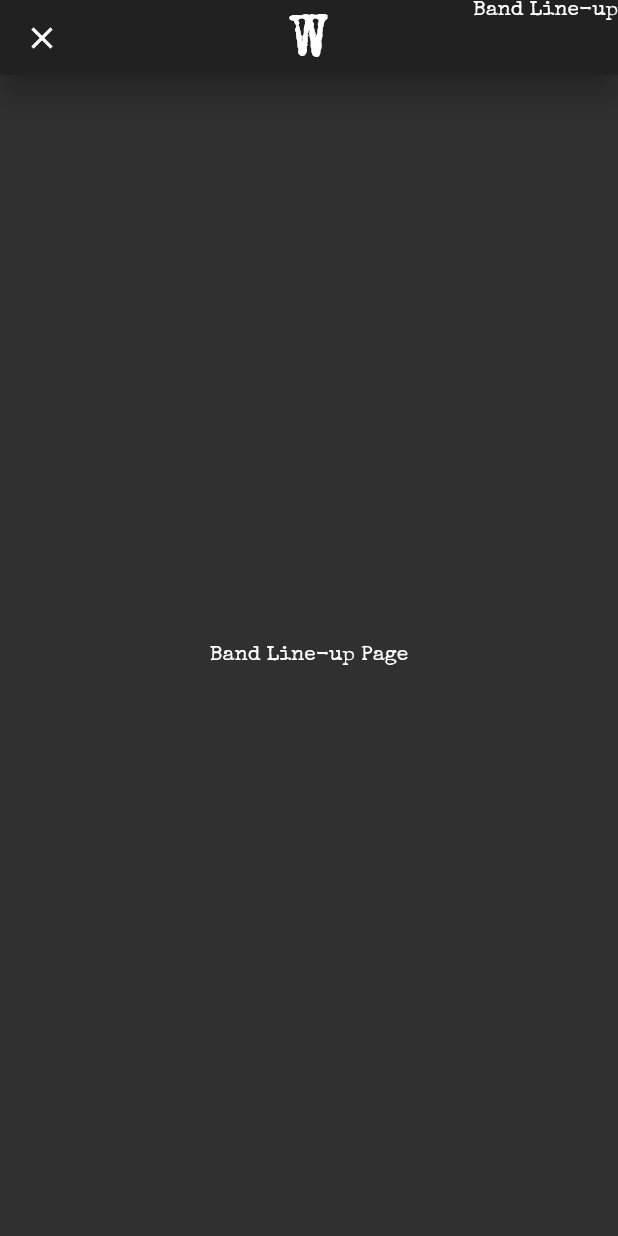
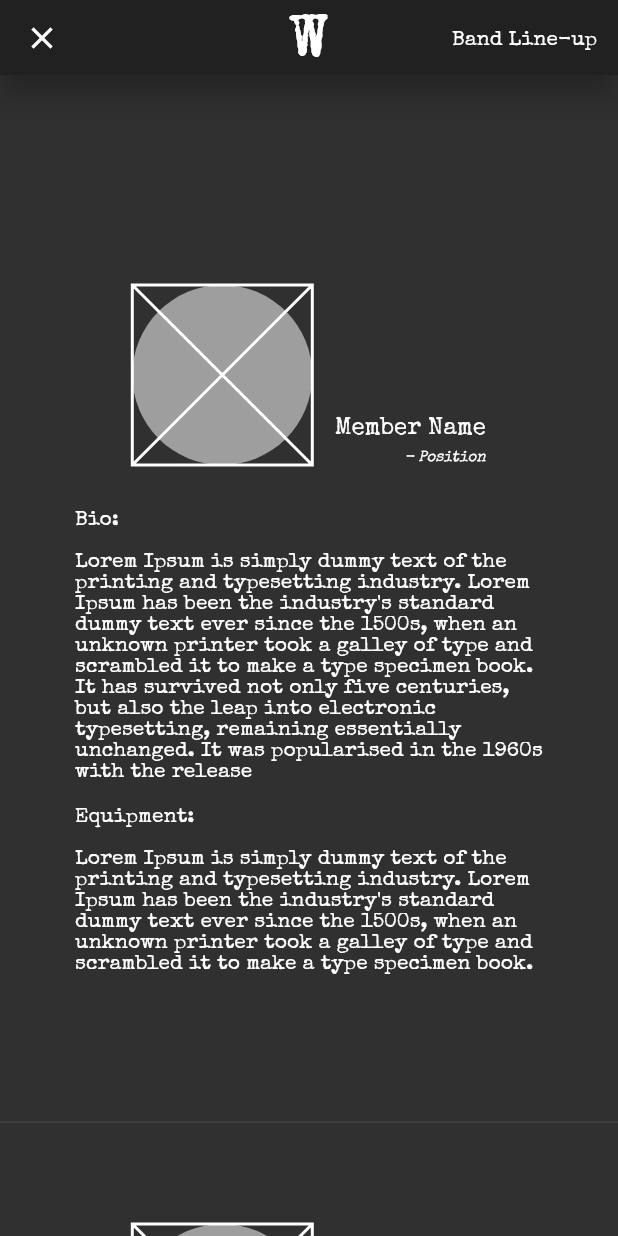
Before and after one commit to fatherof2sons/wood_band, a Flutter app: the screen it shows after launch, in the side drawer, after a tap on "Band Line-up", on a phone screen of 412 x 824 dp. Run offline on Flutter 3.47's test engine with Material 2 defaults, Android fonts, the phone set to English and light mode, and no system bars.

Commit message:
designed the lineup page

```diff
--- a/lib/src/pages/band_lineup.dart
+++ b/lib/src/pages/band_lineup.dart
@@ -9,12 +9,93 @@ class BandLineup extends StatelessWidget {
   Widget build(BuildContext context) {
     return Scaffold(
       appBar: CustomAppbar(pageTitle: id),
-      body: Center(
-        child: Text(
-          'Band Line-up Page',
-          style: TextStyler.white(),
+      body: SingleChildScrollView(
+        child: Container(
+          child: Column(
+            children: [
+              SizedBox(height: 80.0),
+              _buildMembersColumn(),
+              Divider(),
+              _buildMembersColumn(),
+              Divider(),
+              _buildMembersColumn(),
+              Divider(),
+              _buildMembersColumn(),
+              Divider(),
+              _buildMembersColumn(),
+              Divider(),
+              _buildMembersColumn(),
+            ],
+          ),
         ),
       ),
     );
   }
+
+  Widget _buildMembersColumn() {
+    return Padding(
+      padding: const EdgeInsets.symmetric(vertical: 60.0, horizontal: 30.0),
+      child: Column(
+        mainAxisSize: MainAxisSize.min,
+        children: [
+          Row(
+            mainAxisAlignment: MainAxisAlignment.center,
+            crossAxisAlignment: CrossAxisAlignment.end,
+            children: [
+              CircleAvatar(
+                backgroundColor: Colors.grey,
+                radius: 60.0,
+                child: Placeholder(
+                  color: Colors.white,
+                ),
+              ),
+              SizedBox(width: 15.0),
+              Column(
+                crossAxisAlignment: CrossAxisAlignment.end,
+                children: [
+                  Text(
+                    'Member Name',
+                    style: TextStyler.white().copyWith(fontSize: 16.0),
+                  ),
+                  SizedBox(height: 6.0),
+                  Text(
+                    '- Position',
+                    textAlign: TextAlign.left,
+                    style: TextStyler.white()
+                        .copyWith(fontSize: 10.0, fontStyle: FontStyle.italic),
+                  ),
+                ],
+              ),
+            ],
+          ),
+          Padding(
+            padding:
+                const EdgeInsets.symmetric(horizontal: 20.0, vertical: 30.0),
+            child: Column(
+              crossAxisAlignment: CrossAxisAlignment.start,
+              children: [
+                Text(
+                  'Bio:\n',
+                  style: TextStyler.white(),
+                ),
+                Text(
+                  "Lorem Ipsum is simply dummy text of the printing and typesetting industry. Lorem Ipsum has been the industry's standard dummy text ever since the 1500s, when an unknown printer took a galley of type and scrambled it to make a type specimen book. It has survived not only five centuries, but also the leap into electronic typesetting, remaining essentially unchanged. It was popularised in the 1960s with the release",
+                  style: TextStyler.white(),
+                ),
+                SizedBox(height: 16.0),
+                Text(
+                  'Equipment:\n',
+                  style: TextStyler.white(),
+                ),
+                Text(
+                  "Lorem Ipsum is simply dummy text of the printing and typesetting industry. Lorem Ipsum has been the industry's standard dummy text ever since the 1500s, when an unknown printer took a galley of type and scrambled it to make a type specimen book.",
+                  style: TextStyler.white(),
+                ),
+              ],
+            ),
+          ),
+        ],
+      ),
+    );
+  }
 }
--- a/lib/src/pages/home.dart
+++ b/lib/src/pages/home.dart
@@ -12,6 +12,9 @@ class Home extends StatelessWidget {
           builder: (context) => pageTo, fullscreenDialog: true));
   @override
   Widget build(BuildContext context) {
+    return LayoutBuilder(
+      builder: (context, constraints) {
+        bool isMobile = constraints.maxWidth < 600;
         return Scaffold(
           appBar: CustomAppbar(pageTitle: ''),
           body: Container(
@@ -37,10 +40,37 @@ class Home extends StatelessWidget {
             ),
           ),
           drawer: Drawer(
+            elevation: 5.0,
             child: ListView(
               padding: EdgeInsets.zero,
+              physics: NeverScrollableScrollPhysics(),
               children: [
-            DrawerHeader(
+                _buildDrawerHeader(),
+                SizedBox(height: 20.0),
+                _buildPageList(
+                  onTapLineup: () => _navigate(context, BandLineup()),
+                  onTapGallery: () => _navigate(context, Gallery()),
+                  onTapContact: () => _navigate(context, Contact()),
+                  onTapAbout: () => _navigate(context, About()),
+                ),
+                SizedBox(
+                  height: isMobile ? 80.0 : 160.0,
+                ),
+                Text(
+                  '©2021 Allrights Reserved.\nTheWoodBand.co',
+                  textAlign: TextAlign.center,
+                  style: TextStyler.white().copyWith(fontSize: 12.0),
+                )
+              ],
+            ),
+          ),
+        );
+      },
+    );
+  }
+
+  DrawerHeader _buildDrawerHeader() {
+    return DrawerHeader(
       decoration: BoxDecoration(color: Colors.white),
       child: Padding(
         padding: const EdgeInsets.only(top: 20.0),
@@ -54,36 +84,29 @@ class Home extends StatelessWidget {
           ),
         ),
       ),
-            ),
-            SizedBox(height: 40.0),
+    );
+  }
+
+  Column _buildPageList({
+    void Function()? onTapLineup,
+    void Function()? onTapGallery,
+    void Function()? onTapContact,
+    void Function()? onTapAbout,
+  }) {
+    return Column(
+      children: [
         ListTile(
             title: Text('Band Line-up', style: TextStyler.white()),
-              onTap: () => _navigate(context, BandLineup()),
-            ),
+            onTap: onTapLineup),
         ListTile(
             title: Text('Gallery', style: TextStyler.white()),
-              onTap: () => _navigate(context, Gallery()),
-            ),
+            onTap: onTapGallery),
         ListTile(
             title: Text('Contact', style: TextStyler.white()),
-              onTap: () => _navigate(context, Contact()),
-            ),
+            onTap: onTapContact),
         ListTile(
-              title: Text(
-                'About',
-                style: TextStyler.white(),
-              ),
-              onTap: () => _navigate(context, About()),
-            ),
-            SizedBox(height: 260.0),
-            Text(
-              '©2021 Allrights Reserved.\nTheWoodBand.co',
-              textAlign: TextAlign.center,
-              style: TextStyler.white().copyWith(fontSize: 10.0),
-            )
+            title: Text('About', style: TextStyler.white()), onTap: onTapAbout),
       ],
-        ),
-      ),
     );
   }
 }
--- a/lib/src/widgets/custom_appbar.dart
+++ b/lib/src/widgets/custom_appbar.dart
@@ -23,7 +23,20 @@ class CustomAppbar extends StatelessWidget implements PreferredSizeWidget {
         ),
       ),
       centerTitle: true,
-      actions: [Text(pageTitle ?? '')],
+      actions: [
+        Padding(
+          padding: const EdgeInsets.only(
+            top: 20.0,
+            right: 14.0,
+          ),
+          child: Text(
+            pageTitle ?? '',
+            style: TextStyle(
+              fontFamily: 'Special Elite',
+            ),
+          ),
+        )
+      ],
     );
   }
 
```
Lines whose indentation alone changed are shown as unchanged.
